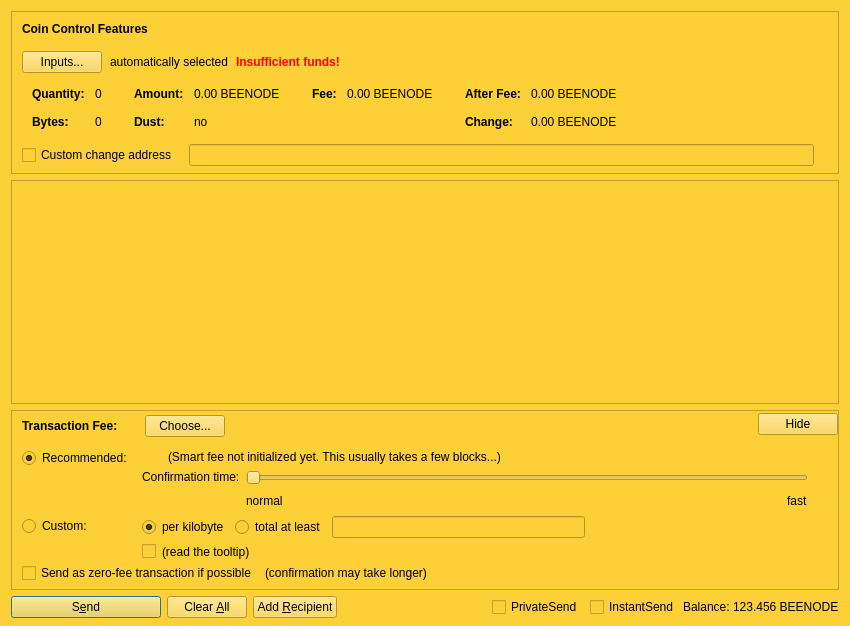
This is src/qt/forms/sendcoinsdialog.ui in bee-group/beenode as Qt 5 draws it before an edit. The edited form follows.
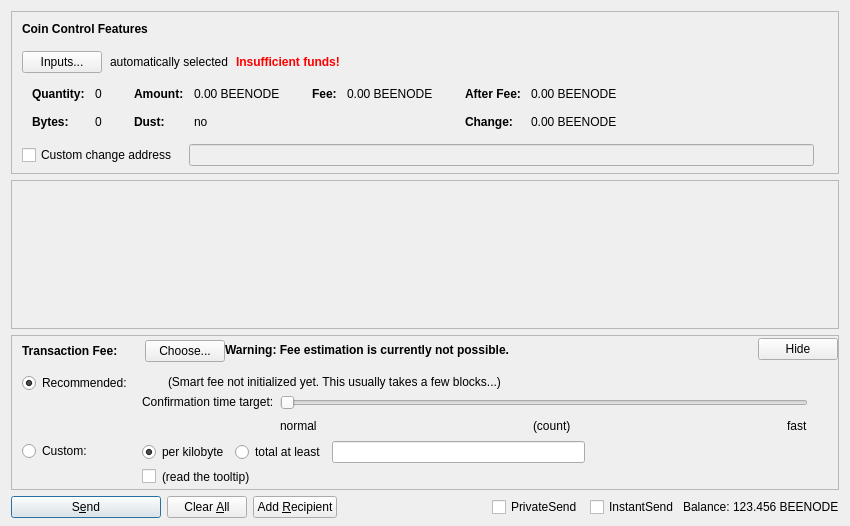
This is the edited form. Custom widgets are drawn as their Qt base class.

The edit to the form file:
```diff
--- a/src/qt/forms/sendcoinsdialog.ui
+++ b/src/qt/forms/sendcoinsdialog.ui
@@ -7,15 +7,12 @@
     <x>0</x>
     <y>0</y>
     <width>850</width>
-    <height>626</height>
+    <height>526</height>
    </rect>
   </property>
   <property name="windowTitle">
    <string>Send Coins</string>
   </property>
-  <property name="styleSheet">
-   <string notr="true">background-color: rgb(253, 208, 55);</string>
-  </property>
   <layout class="QVBoxLayout" name="verticalLayout" stretch="0,1,0,0">
    <property name="bottomMargin">
     <number>8</number>
@@ -590,8 +587,8 @@
        <rect>
         <x>0</x>
         <y>0</y>
-        <width>826</width>
-        <height>83</height>
+        <width>830</width>
+        <height>104</height>
        </rect>
       </property>
       <layout class="QVBoxLayout" name="verticalLayout_2" stretch="0,1">
@@ -762,11 +759,33 @@
             </item>
            </layout>
           </item>
+          <item>
+           <widget class="QLabel" name="fallbackFeeWarningLabel">
+            <property name="toolTip">
+             <string>Using the fallbackfee can result in sending a transaction that will take several hours or days (or never) to confirm. Consider choosing your fee manually or wait until your have validated the complete chain.</string>
+            </property>
+            <property name="font">
+            <font>
+                <weight>75</weight>
+                <bold>true</bold>
+            </font>
+            </property>
+            <property name="text">
+             <string>Warning: Fee estimation is currently not possible.</string>
+            </property>
+            <property name="wordWrap">
+             <bool>false</bool>
+            </property>
+           </widget>
+          </item>
           <item>
            <spacer name="horizontalSpacer_4">
             <property name="orientation">
              <enum>Qt::Horizontal</enum>
             </property>
+            <property name="sizeType">
+             <enum>QSizePolicy::MinimumExpanding</enum>
+            </property>
             <property name="sizeHint" stdset="0">
              <size>
               <width>40</width>
@@ -1034,7 +1053,7 @@
                    <item>
                     <widget class="QLabel" name="labelSmartFee3">
                      <property name="text">
-                      <string>Confirmation time:</string>
+                      <string>Confirmation time target:</string>
                      </property>
                      <property name="margin">
                       <number>2</number>
@@ -1067,7 +1086,7 @@
                       <number>0</number>
                      </property>
                      <property name="maximum">
-                      <number>24</number>
+                      <number>23</number>
                      </property>
                      <property name="pageStep">
                       <number>1</number>
@@ -1098,6 +1117,26 @@
                        </property>
                       </widget>
                      </item>
+                     <item>
+                      <spacer name="horizontalSpacer_7">
+                       <property name="orientation">
+                        <enum>Qt::Horizontal</enum>
+                       </property>
+                       <property name="sizeHint" stdset="0">
+                        <size>
+                         <width>40</width>
+                         <height>20</height>
+                        </size>
+                       </property>
+                      </spacer>
+                     </item>
+                     <item>
+                      <widget class="QLabel" name="confirmationTargetLabel">
+                       <property name="text">
+                        <string notr="true">(count)</string>
+                       </property>
+                      </widget>
+                     </item>
                      <item>
                       <spacer name="horizontalSpacer_3">
                        <property name="orientation">
@@ -1141,59 +1180,6 @@
              </item>
             </layout>
            </item>
-           <item>
-            <layout class="QHBoxLayout" name="horizontalLayoutFee5" stretch="0,0,0">
-             <property name="spacing">
-              <number>8</number>
-             </property>
-             <property name="bottomMargin">
-              <number>4</number>
-             </property>
-             <item>
-              <widget class="QCheckBox" name="checkBoxFreeTx">
-               <property name="text">
-                <string>Send as zero-fee transaction if possible</string>
-               </property>
-              </widget>
-             </item>
-             <item>
-              <widget class="QLabel" name="labelFreeTx">
-               <property name="text">
-                <string>(confirmation may take longer)</string>
-               </property>
-               <property name="margin">
-                <number>5</number>
-               </property>
-              </widget>
-             </item>
-             <item>
-              <spacer name="horizontalSpacerFee5">
-               <property name="orientation">
-                <enum>Qt::Horizontal</enum>
-               </property>
-               <property name="sizeHint" stdset="0">
-                <size>
-                 <width>1</width>
-                 <height>1</height>
-                </size>
-               </property>
-              </spacer>
-             </item>
-            </layout>
-           </item>
-           <item>
-            <spacer name="verticalSpacerFee2">
-             <property name="orientation">
-              <enum>Qt::Vertical</enum>
-             </property>
-             <property name="sizeHint" stdset="0">
-              <size>
-               <width>1</width>
-               <height>1</height>
-              </size>
-             </property>
-            </spacer>
-           </item>
           </layout>
          </widget>
         </item>
```
Left out of the diff: 2 changed lines with no effect on the pictures.
